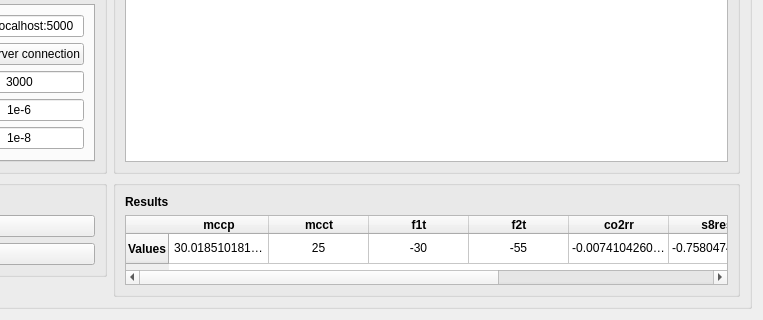
First picture: the form in gui/views/ui_files/caballerotab.ui, repository feslima/metacontrol, before the edit; both pictures show x 261 to 1024 and y 420 to 740 of the 1024 by 740 pixel window.
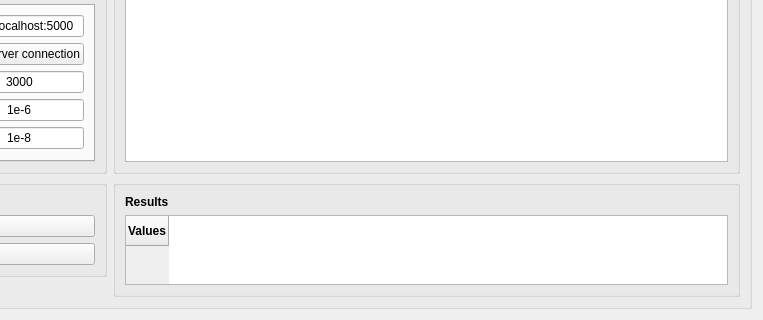
Second picture: the form after the edit.

The edit to the form file:
```diff
--- a/gui/views/ui_files/caballerotab.ui
+++ b/gui/views/ui_files/caballerotab.ui
@@ -524,158 +524,6 @@
              </font>
             </property>
            </row>
-           <column>
-            <property name="text">
-             <string>mccp</string>
-            </property>
-            <property name="font">
-             <font>
-              <weight>75</weight>
-              <bold>true</bold>
-             </font>
-            </property>
-           </column>
-           <column>
-            <property name="text">
-             <string>mcct</string>
-            </property>
-            <property name="font">
-             <font>
-              <weight>75</weight>
-              <bold>true</bold>
-             </font>
-            </property>
-           </column>
-           <column>
-            <property name="text">
-             <string>f1t</string>
-            </property>
-            <property name="font">
-             <font>
-              <weight>75</weight>
-              <bold>true</bold>
-             </font>
-            </property>
-           </column>
-           <column>
-            <property name="text">
-             <string>f2t</string>
-            </property>
-            <property name="font">
-             <font>
-              <weight>75</weight>
-              <bold>true</bold>
-             </font>
-            </property>
-           </column>
-           <column>
-            <property name="text">
-             <string>co2rr</string>
-            </property>
-            <property name="font">
-             <font>
-              <weight>75</weight>
-              <bold>true</bold>
-             </font>
-            </property>
-           </column>
-           <column>
-            <property name="text">
-             <string>s8rest</string>
-            </property>
-            <property name="font">
-             <font>
-              <weight>75</weight>
-              <bold>true</bold>
-             </font>
-            </property>
-           </column>
-           <column>
-            <property name="text">
-             <string>xco2rest</string>
-            </property>
-            <property name="font">
-             <font>
-              <weight>75</weight>
-              <bold>true</bold>
-             </font>
-            </property>
-           </column>
-           <column>
-            <property name="text">
-             <string>j</string>
-            </property>
-            <property name="font">
-             <font>
-              <weight>75</weight>
-              <bold>true</bold>
-             </font>
-            </property>
-           </column>
-           <item row="0" column="0">
-            <property name="text">
-             <string>30.0185101813521</string>
-            </property>
-            <property name="textAlignment">
-             <set>AlignCenter</set>
-            </property>
-           </item>
-           <item row="0" column="1">
-            <property name="text">
-             <string>25</string>
-            </property>
-            <property name="textAlignment">
-             <set>AlignCenter</set>
-            </property>
-           </item>
-           <item row="0" column="2">
-            <property name="text">
-             <string>-30</string>
-            </property>
-            <property name="textAlignment">
-             <set>AlignCenter</set>
-            </property>
-           </item>
-           <item row="0" column="3">
-            <property name="text">
-             <string>-55</string>
-            </property>
-            <property name="textAlignment">
-             <set>AlignCenter</set>
-            </property>
-           </item>
-           <item row="0" column="4">
-            <property name="text">
-             <string>-0.00741042600000008</string>
-            </property>
-            <property name="textAlignment">
-             <set>AlignCenter</set>
-            </property>
-           </item>
-           <item row="0" column="5">
-            <property name="text">
-             <string>-0.758047400000002</string>
-            </property>
-            <property name="textAlignment">
-             <set>AlignCenter</set>
-            </property>
-           </item>
-           <item row="0" column="6">
-            <property name="text">
-             <string>-0.0657042531899496</string>
-            </property>
-            <property name="textAlignment">
-             <set>AlignCenter</set>
-            </property>
-           </item>
-           <item row="0" column="7">
-            <property name="text">
-             <string>112.369070980866</string>
-            </property>
-            <property name="textAlignment">
-             <set>AlignCenter</set>
-            </property>
-           </item>
           </widget>
          </item>
         </layout>
```
